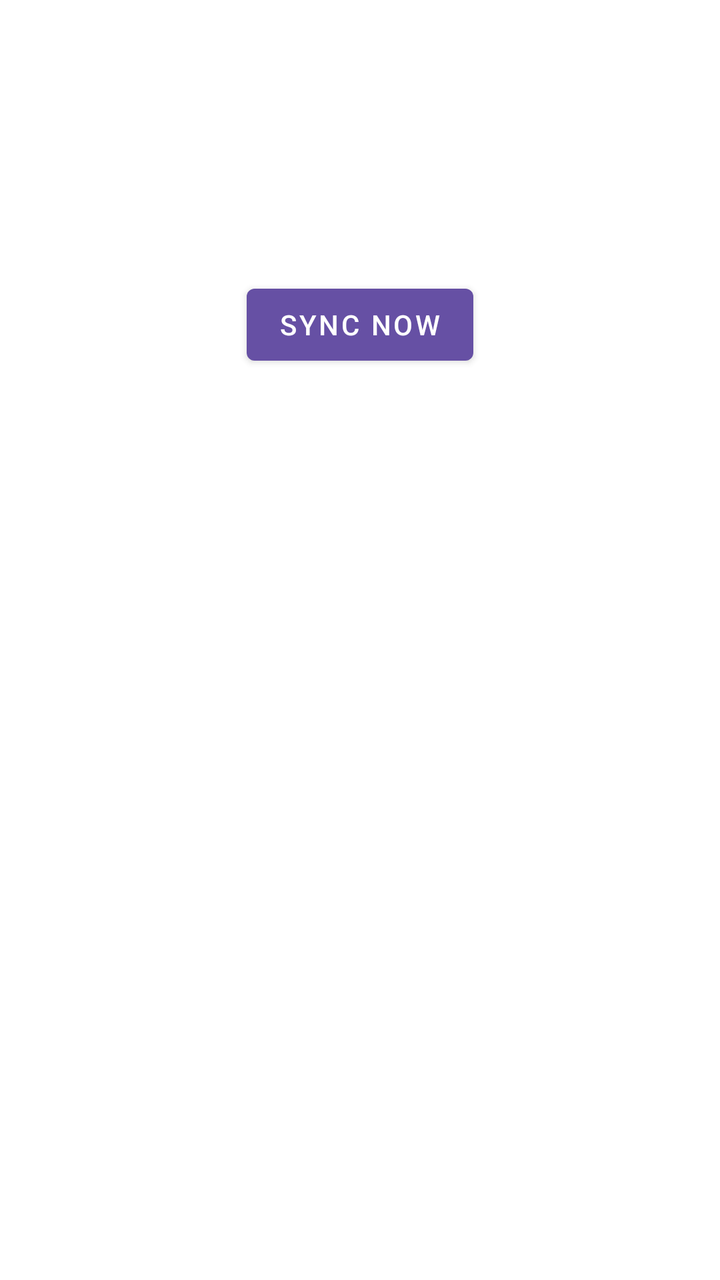
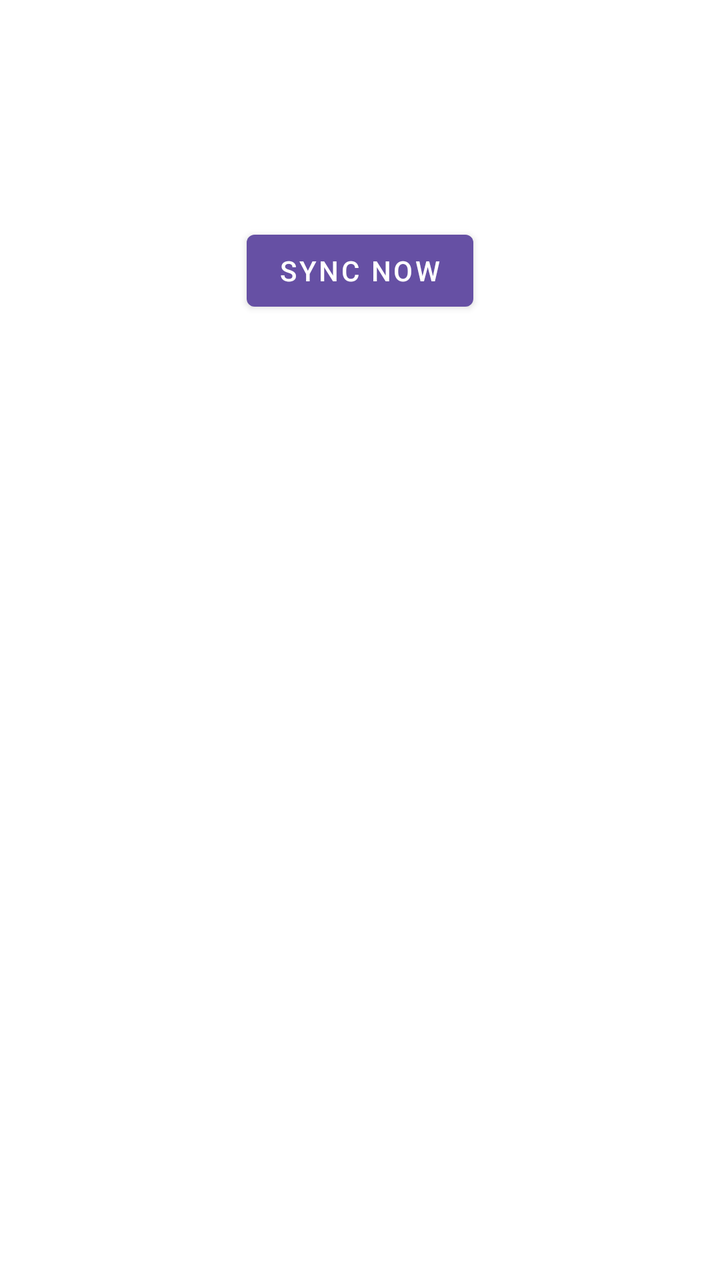

Two renders of the same Android screen: before a commit and after it. Below are the layout's source before the change and the commit's diff.
<!-- AndroidManifest.xml: application theme Theme.HealthSync -->
<!-- res/layout/activity_main.xml -->
<?xml version="1.0" encoding="utf-8"?>
<androidx.constraintlayout.widget.ConstraintLayout xmlns:android="http://schemas.android.com/apk/res/android"
    xmlns:app="http://schemas.android.com/apk/res-auto"
    android:layout_width="match_parent"
    android:layout_height="match_parent"
    android:padding="32dp">

    <TextView
        android:id="@+id/text_owner"
        android:layout_width="wrap_content"
        android:layout_height="wrap_content"
        android:textSize="18sp"
        android:textStyle="bold"
        app:layout_constraintTop_toTopOf="parent"
        app:layout_constraintStart_toStartOf="parent"
        app:layout_constraintEnd_toEndOf="parent" />

    <TextView
        android:id="@+id/text_last_sync"
        android:layout_width="wrap_content"
        android:layout_height="wrap_content"
        android:layout_marginTop="12dp"
        app:layout_constraintTop_toBottomOf="@id/text_owner"
        app:layout_constraintStart_toStartOf="parent"
        app:layout_constraintEnd_toEndOf="parent" />

    <TextView
        android:id="@+id/text_status"
        android:layout_width="0dp"
        android:layout_height="wrap_content"
        android:layout_marginTop="8dp"
        android:gravity="center"
        app:layout_constraintTop_toBottomOf="@id/text_last_sync"
        app:layout_constraintStart_toStartOf="parent"
        app:layout_constraintEnd_toEndOf="parent" />

    <com.google.android.material.button.MaterialButton
        android:id="@+id/button_sync_now"
        android:layout_width="wrap_content"
        android:layout_height="wrap_content"
        android:layout_marginTop="24dp"
        android:text="@string/button_sync_now"
        app:layout_constraintTop_toBottomOf="@id/text_status"
        app:layout_constraintStart_toStartOf="parent"
        app:layout_constraintEnd_toEndOf="parent" />

</androidx.constraintlayout.widget.ConstraintLayout>
<!-- resources referenced by this layout -->
<resources>
  <string name="button_sync_now">Sync Now</string>
  <style name="Theme.HealthSync" parent="Theme.MaterialComponents.DayNight.NoActionBar">
          <item name="colorPrimary">@color/purple_500</item>
          <item name="colorPrimaryDark">@color/purple_700</item>
          <item name="colorAccent">@color/teal_200</item>
      </style>
  <color name="purple_500">#6650a4</color>
  <color name="purple_700">#4F378B</color>
  <color name="teal_200">#03DAC5</color>
</resources>

<!-- the commit's change to res/layout/activity_main.xml (unified diff, before → after) -->
@@ -24,23 +24,24 @@
         app:layout_constraintStart_toStartOf="parent"
         app:layout_constraintEnd_toEndOf="parent" />
 
-    <TextView
-        android:id="@+id/text_status"
-        android:layout_width="0dp"
-        android:layout_height="wrap_content"
-        android:layout_marginTop="8dp"
-        android:gravity="center"
-        app:layout_constraintTop_toBottomOf="@id/text_last_sync"
-        app:layout_constraintStart_toStartOf="parent"
-        app:layout_constraintEnd_toEndOf="parent" />
-
+    
     <com.google.android.material.button.MaterialButton
         android:id="@+id/button_sync_now"
         android:layout_width="wrap_content"
         android:layout_height="wrap_content"
         android:layout_marginTop="24dp"
         android:text="@string/button_sync_now"
-        app:layout_constraintTop_toBottomOf="@id/text_status"
+        app:layout_constraintTop_toBottomOf="@id/text_last_sync"
+        app:layout_constraintStart_toStartOf="parent"
+        app:layout_constraintEnd_toEndOf="parent" />
+
+    <TextView
+        android:id="@+id/text_status"
+        android:layout_width="0dp"
+        android:layout_height="wrap_content"
+        android:layout_marginTop="16dp"
+        android:gravity="center"
+        app:layout_constraintTop_toBottomOf="@id/button_sync_now"
         app:layout_constraintStart_toStartOf="parent"
         app:layout_constraintEnd_toEndOf="parent" />
 
